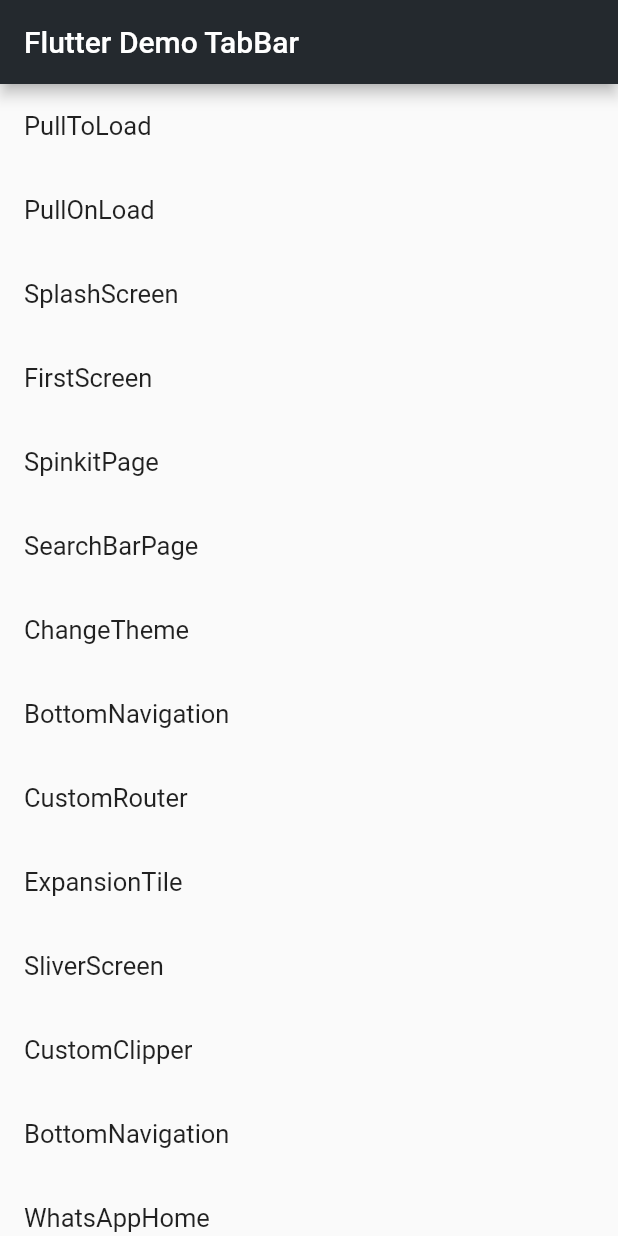
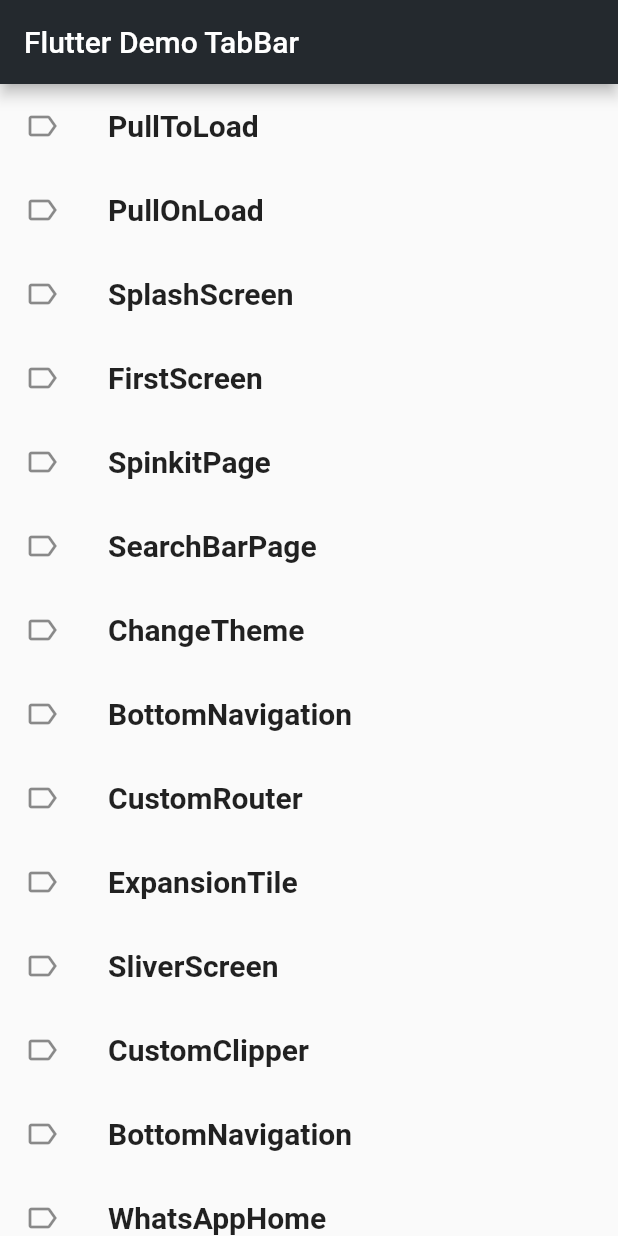
Before and after one commit to xianfeng92/xforg_flutter_demo, a Flutter app: the screen it shows after launch, on a phone screen of 412 x 824 dp. Run offline on Flutter 3.47's test engine with Material 2 defaults, Android fonts, the phone set to English and light mode, and no system bars; our stand-ins replace event_bus, flutter_redux, flutter_spinkit, redux, rxdart; missing offline and left inert: flutter_statusbar.

Commit message:
add changeListViewStyle
Change-Id: Iaee217a1d01c8a2993e099ac626b2bb63480dfb1

```diff
--- a/lib/main.dart
+++ b/lib/main.dart
@@ -104,59 +104,73 @@ class MainPage extends StatelessWidget{
             child: ListView(
               children: <Widget>[
                 ListTile(
-                  title:Text("PullToLoad") ,
+                  leading:new Icon(Icons.label_outline),
+                  title:Text("PullToLoad",style: new TextStyle(fontSize: 20.0,fontWeight: FontWeight.bold)) ,
                   onTap: () => Navigator.push(context, new MaterialPageRoute(builder: (context) => new PullToRefreshPage())),
                 ),
                 ListTile(
-                  title:Text("PullOnLoad") ,
+                  leading:new Icon(Icons.label_outline),
+                  title:Text("PullOnLoad",style: new TextStyle(fontSize: 20.0,fontWeight: FontWeight.bold)) ,
                   onTap: () =>  Navigator.push(context, new MaterialPageRoute(builder: (context) => new PullOnLoadingPage())),
                 ),
                 ListTile(
-                  title:Text("SplashScreen") ,
+                  leading:new Icon(Icons.label_outline),
+                  title:Text("SplashScreen",style: new TextStyle(fontSize: 20.0,fontWeight: FontWeight.bold)) ,
                   onTap: () => Navigator.push(context, new MaterialPageRoute(builder: (context) => new SplashScreen())),
                 ),
                 ListTile(
-                  title:Text("FirstScreen") ,
+                  leading:new Icon(Icons.label_outline),
+                  title:Text("FirstScreen",style: new TextStyle(fontSize: 20.0,fontWeight: FontWeight.bold)) ,
                   onTap: () => Navigator.push(context, new MaterialPageRoute(builder: (context) => new FirstScreen())),
                 ),
                 ListTile(
-                  title:Text("SpinkitPage") ,
+                  leading:new Icon(Icons.label_outline),
+                  title:Text("SpinkitPage",style: new TextStyle(fontSize: 20.0,fontWeight: FontWeight.bold)) ,
                   onTap: () => Navigator.push(context, new MaterialPageRoute(builder: (context) => new SpinkitPage())),
                 ),
                 ListTile(
-                  title:Text("SearchBarPage") ,
+                  leading:new Icon(Icons.label_outline),
+                  title:Text("SearchBarPage",style: new TextStyle(fontSize: 20.0,fontWeight: FontWeight.bold)) ,
                   onTap: () => Navigator.push(context, new MaterialPageRoute(builder: (context) => new SearchBarPage())),
                 ),
                 ListTile(
-                  title:Text("ChangeTheme") ,
+                  leading:new Icon(Icons.label_outline),
+                  title:Text("ChangeTheme",style: new TextStyle(fontSize: 20.0,fontWeight: FontWeight.bold)) ,
                   onTap: () => Navigator.push(context, new MaterialPageRoute(builder: (context) => new HomeDrawerPage())),
                 ),
                 ListTile(
-                  title:Text("BottomNavigation") ,
+                  leading:new Icon(Icons.label_outline),
+                  title:Text("BottomNavigation",style: new TextStyle(fontSize: 20.0,fontWeight: FontWeight.bold)) ,
                   onTap: () => Navigator.push(context, new MaterialPageRoute(builder: (context) => new NavigationKeepAlive())),
                 ),
                 ListTile(
-                  title:Text("CustomRouter") ,
+                  leading:new Icon(Icons.label_outline),
+                  title:Text("CustomRouter",style: new TextStyle(fontSize: 20.0,fontWeight: FontWeight.bold)) ,
                   onTap: () => Navigator.push(context, new MaterialPageRoute(builder: (context) => new FirstPage())),
                 ),
                 ListTile(
-                  title:Text("ExpansionTile") ,
+                  leading:new Icon(Icons.label_outline),
+                  title:Text("ExpansionTile",style: new TextStyle(fontSize: 20.0,fontWeight: FontWeight.bold)) ,
                   onTap: () => Navigator.push(context, new MaterialPageRoute(builder: (context) => new ExpansionTileDemo())),
                 ),
                 ListTile(
-                  title:Text("SliverScreen") ,
+                  leading:new Icon(Icons.label_outline),
+                  title:Text("SliverScreen",style: new TextStyle(fontSize: 20.0,fontWeight: FontWeight.bold)) ,
                   onTap: () => Navigator.push(context, new MaterialPageRoute(builder: (context) => new SliverScreen())),
                 ),
                 ListTile(
-                  title:Text("CustomClipper") ,
+                  leading:new Icon(Icons.label_outline),
+                  title:Text("CustomClipper",style: new TextStyle(fontSize: 20.0,fontWeight: FontWeight.bold)) ,
                   onTap: () => Navigator.push(context, new MaterialPageRoute(builder: (context) => new HomePage())),
                 ),
                 ListTile(
-                  title:Text("BottomNavigation") ,
+                  leading:new Icon(Icons.label_outline),
+                  title:Text("BottomNavigation",style: new TextStyle(fontSize: 20.0,fontWeight: FontWeight.bold)) ,
                   onTap: () => Navigator.push(context, new MaterialPageRoute(builder: (context) => new NavigationKeepAlive())),
                 ),
                 ListTile(
-                  title:Text("WhatsAppHome") ,
+                  leading:new Icon(Icons.label_outline),
+                  title:Text("WhatsAppHome",style: new TextStyle(fontSize: 20.0,fontWeight: FontWeight.bold)) ,
                   onTap: () => Navigator.push(context, new MaterialPageRoute(builder: (context) => new WhatsAppHome())),
                 ),
               ],
```
